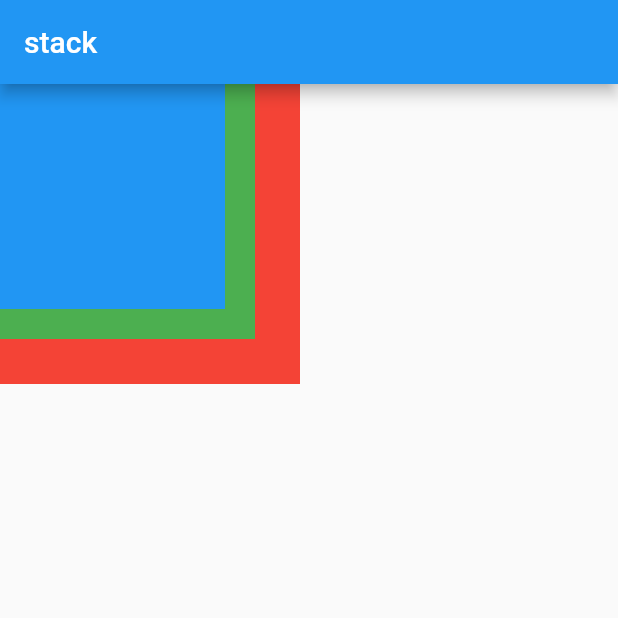
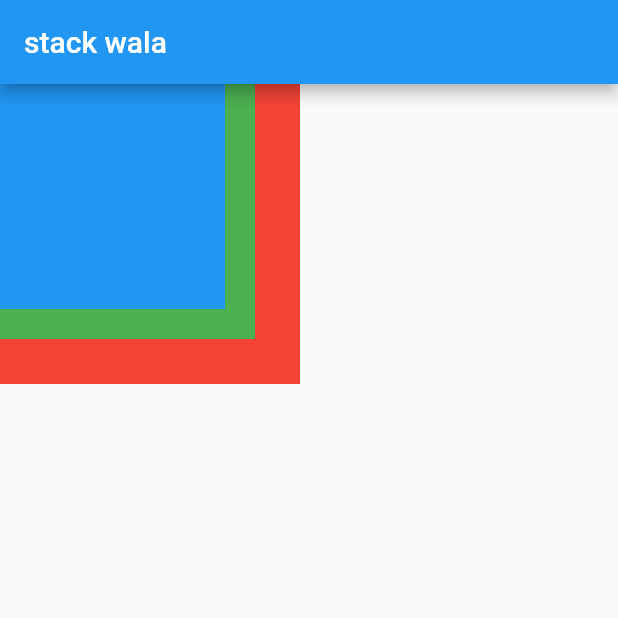
Before and after one commit to panditakshay402/Flutter, a Flutter app: the screen it shows after launch, on a phone screen of 412 x 824 dp, the top half of it. Run offline on Flutter 3.47's test engine with Material 2 defaults, Android fonts, the phone set to English and light mode, and no system bars.

Commit message:
stack.dart added

```diff
--- a/lib/stack.dart
+++ b/lib/stack.dart
@@ -8,7 +8,7 @@ class stack extends StatelessWidget {
   Widget build(BuildContext context) {
     return Scaffold(
       appBar: AppBar(
-        title: Text('stack'),
+        title: Text('stack wala'),
       ),
       body: Stack(
         children: [
```
